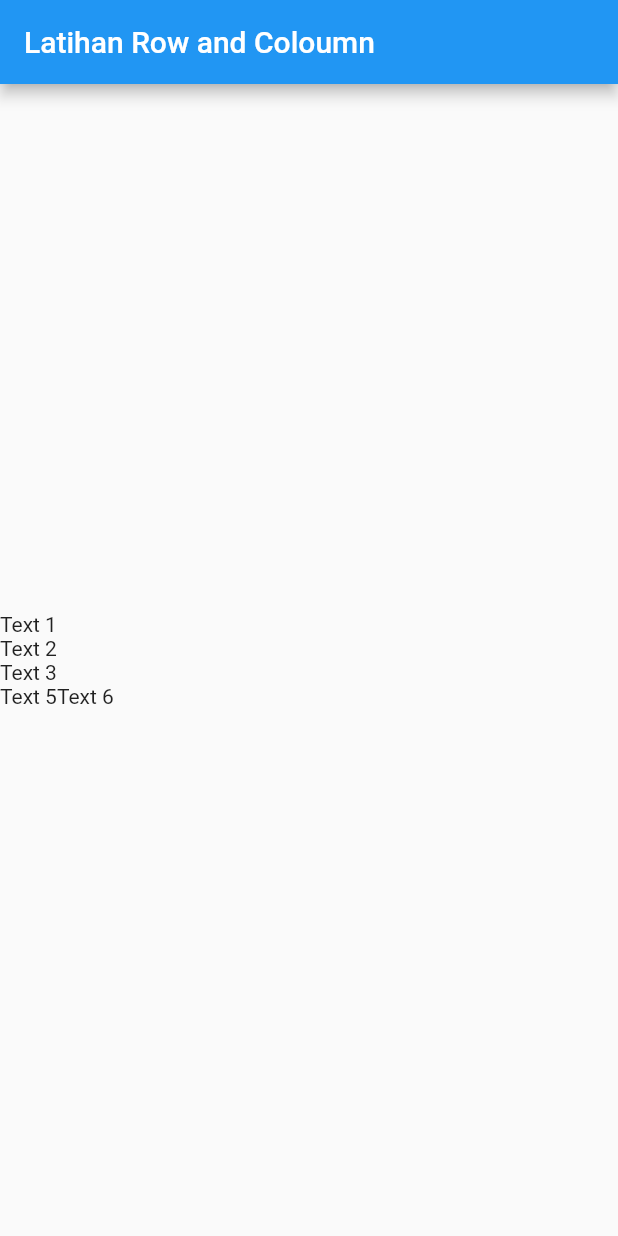
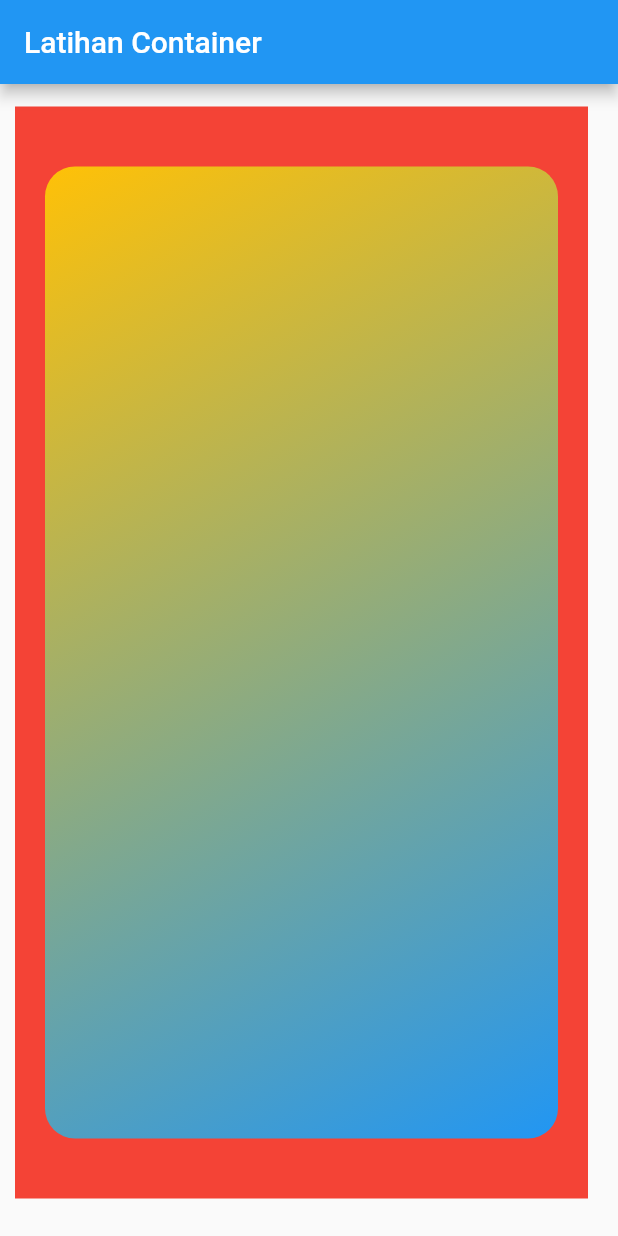
Before and after one commit to arifinmn11/basic-flutter, a Flutter app: the screen it shows after launch, on a phone screen of 412 x 824 dp. Run offline on Flutter 3.47's test engine with Material 2 defaults, Android fonts, the phone set to English and light mode, and no system bars.

Commit message:
example container widget

```diff
--- a/lib/main.dart
+++ b/lib/main.dart
@@ -3,6 +3,7 @@ import 'package:flutter/material.dart';
 void main() {
   runApp(const MyApp());
 }
+
 class MyApp extends StatelessWidget {
   const MyApp({Key? key}) : super(key: key);
 
@@ -11,23 +12,23 @@ class MyApp extends StatelessWidget {
     return MaterialApp(
       home: Scaffold(
         appBar: AppBar(
-          title: Text("Latihan Row and Coloumn")
+          title: Text("Latihan Container"),
         ),
-        body: Column(
-          mainAxisAlignment: MainAxisAlignment.center,
-          crossAxisAlignment: CrossAxisAlignment.start,
-          children: <Widget>[
-            Text("Text 1"),
-            Text("Text 2"),
-            Text("Text 3"),
-            Row(
-              children: <Widget>[
-                Text("Text 5"),
-                Text("Text 6"),
-              ],
-            )
-          ]
-          ,
+        body: Container(
+          color: Colors.red,
+          margin: EdgeInsets.fromLTRB(10, 15, 20, 25),
+          padding: EdgeInsets.only(bottom: 20, top: 20),
+          child: Container(
+            margin: EdgeInsets.all(20),
+            child: Container(
+              decoration: BoxDecoration(
+                  borderRadius: BorderRadius.circular(20),
+                  gradient: LinearGradient(
+                      begin: Alignment.topLeft,
+                      end: Alignment.bottomRight,
+                      colors: <Color>[Colors.amber, Colors.blue])),
+            ),
+          ),
         ),
       ),
     );
```
